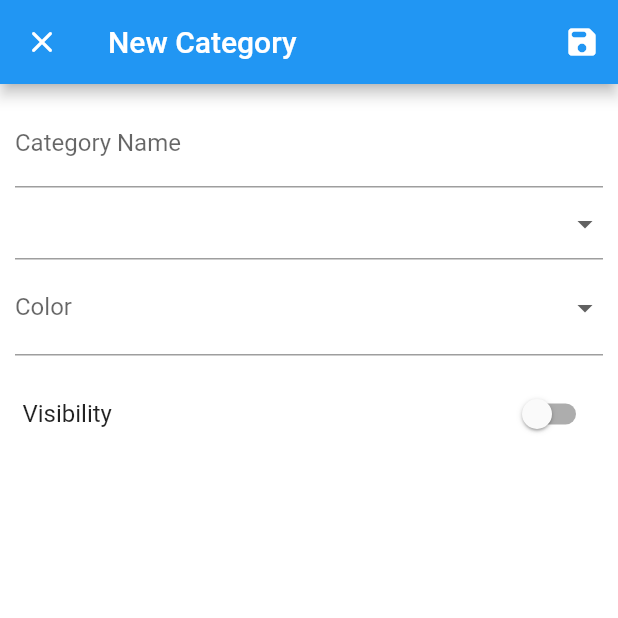
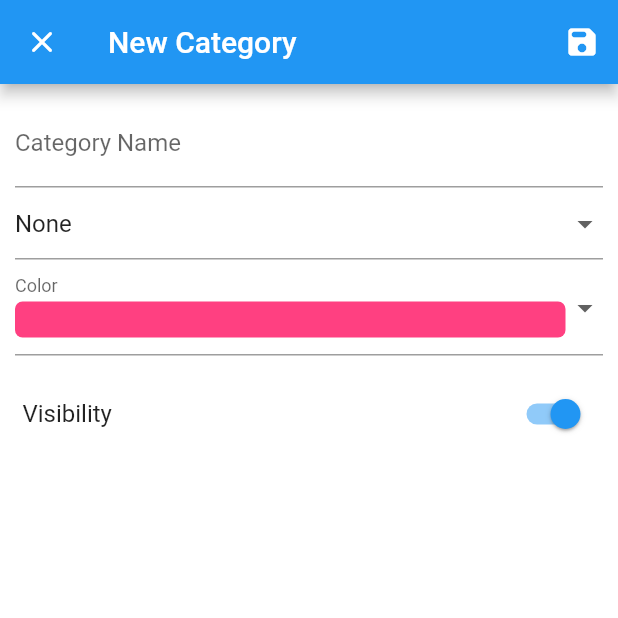
Before and after one commit to joneldominic/personal-finance-management-app, a Flutter app: the CategoryDetailView screen opened by its route, on a phone screen of 412 x 824 dp, the top half of it. Run offline on Flutter 3.47's test engine with Material 2 defaults, Android fonts, the light colour scheme and no system bars; our stand-ins replace freezed_annotation, logger, stacked, stacked_core, stacked_services; missing offline and left inert: enum_to_string; generated files the repository leaves out were written again.

Commit message:
Removed unused codes; Configure Form Init

```diff
--- a/lib/ui/views/category/category_detail/category_detail_view.dart
+++ b/lib/ui/views/category/category_detail/category_detail_view.dart
@@ -43,17 +43,12 @@ class CategoryDetailView extends StatelessWidget with $CategoryDetailView {
     final appBarTitle = isAddCategory ? "New Category" : "Edit Category";
     final actionButtonTooltip =
         isAddCategory ? "Save New Category" : "Save Changes";
-    final balanceFieldLabel = isAddCategory ? "Initial Balance" : "Balance";
 
     return ViewModelBuilder<CategoryDetailViewModel>.reactive(
       viewModelBuilder: () => CategoryDetailViewModel(),
       onModelReady: (model) {
         listenToFormUpdated(model);
-        // model.initForm(
-        //   accountNameController: accountNameController,
-        //   balanceController: balanceController,
-        //   newBalanceController: newBalanceController,
-        // );
+        model.initForm();
       },
       onDispose: (_) => disposeForm(),
       builder: (context, model, child) => Scaffold(
@@ -125,24 +120,6 @@ class CategoryDetailView extends StatelessWidget with $CategoryDetailView {
     );
   }
 
-  RadioListTile<BalanceUpdateType> _buildRadioListTile({
-    required String title,
-    required BalanceUpdateType value,
-    required BalanceUpdateType groupValue,
-    required CustomTheme theme,
-    required void Function(BalanceUpdateType?)? onChanged,
-  }) {
-    return RadioListTile<BalanceUpdateType>(
-        title: Text(
-          title,
-          style: const TextStyle(fontSize: 14),
-        ),
-        value: value,
-        groupValue: groupValue,
-        onChanged: onChanged,
-        activeColor: theme.activeControlColor);
-  }
-
   SwitchListTile _buildSwitchListTile({
     required String title,
     required bool value,
--- a/lib/ui/views/category/category_detail/category_detail_viewmodel.dart
+++ b/lib/ui/views/category/category_detail/category_detail_viewmodel.dart
@@ -14,29 +14,13 @@ class CategoryDetailViewModel extends FormViewModel {
   final _logger = getLogger("CategoryDetailViewModel");
   final _navigationService = locator<NavigationService>();
 
-  TextEditingController? _balanceController;
-  TextEditingController? _newBalanceController;
+  bool categoryIsVisible = true;
 
-  BalanceUpdateType balanceUpdateType = BalanceUpdateType.withRecord;
-  bool categoryIsVisible = false;
-
-  void initForm({
-    required TextEditingController accountNameController,
-    required TextEditingController balanceController,
-    required TextEditingController newBalanceController,
-  }) {
-    _logger.i(
-        'initForm | argument: {accountNameController: $accountNameController, balanceController: $balanceController, newBalanceController: $newBalanceController}');
+  void initForm() {
+    _logger.i('initForm | argument: NONE');
 
     setColor('0xFFFF4081');
-    // setCategoryNature(categoryNature) // TODO: Set to None Initially
-
-    // TODO: Set and Init Controllers
-    _balanceController = balanceController;
-    _newBalanceController = newBalanceController;
-
-    accountNameController.text = "Cash";
-    balanceController.text = "1,000.00";
+    setCategoryNature(CategoryNatureValueToTitleMap['None']!);
   }
 
   void popCurrentView() {
```
